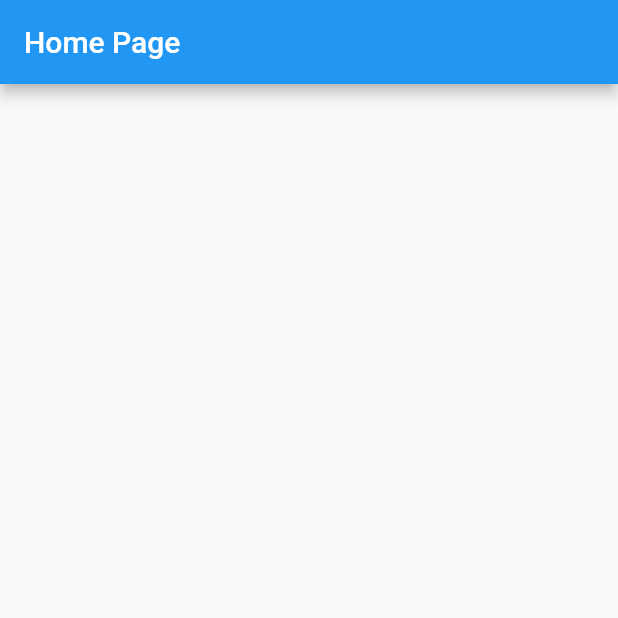
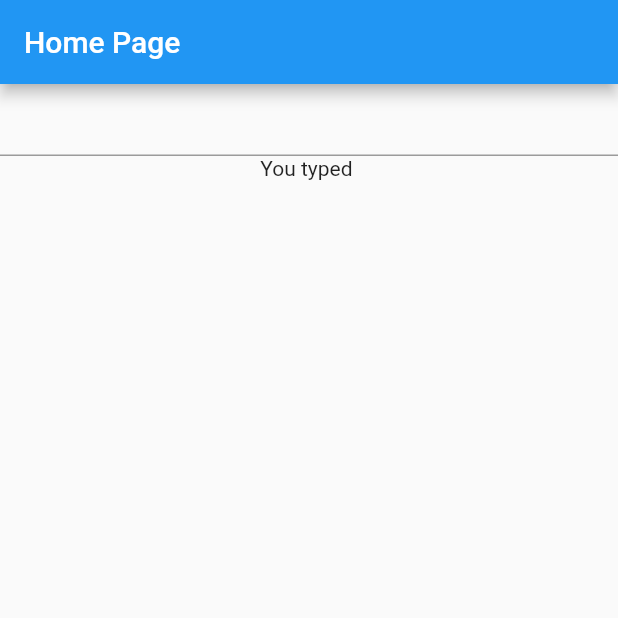
Before and after one commit to thanh-cao/flutter-hooks-examples, a Flutter app: the first screen one second after launch, on a phone screen of 412 x 824 dp, the top half of it. Run offline on Flutter 3.47's test engine with Material 2 defaults, Android fonts, the phone set to English and light mode, and no system bars; our stand-ins replace flutter_hooks.

Commit message:
hook for text editing controller

```diff
--- a/lib/main.dart
+++ b/lib/main.dart
@@ -21,24 +21,38 @@ class MyApp extends StatelessWidget {
   }
 }
 
-// a simple Stream of string data which gets a new time every 1 second
-Stream<String> getTime() => Stream.periodic(
-      const Duration(seconds: 1),
-      (_) => DateTime.now().toIso8601String(),
-    );
-
 class HomePage extends HookWidget {
-  // is stateless widget with states
   const HomePage({Key? key}) : super(key: key);
 
   @override
   Widget build(BuildContext context) {
-    // this is a Stream hook which returns an AsyncSnapshot of a type.
-    //Snapshot has methods like hasData() or data variable
-    final dateTime = useStream(getTime());
+    final controller = useTextEditingController();
+    final text = useState('');
+    // the useEffect function will be called everytime there is a hot reload
+    // so we need to give a key to this useEffect to tell it that if the key is
+    // the same, don't call this effect again
+    useEffect(
+      () {
+        controller.addListener(() {
+          text.value = controller.text;
+        });
+        return null;
+      },
+      [controller], // controller here is the key to identify this effect
+    );
+
     return Scaffold(
-        appBar: AppBar(
-      title: Text(dateTime.data ?? 'Home Page'), // .data is from snapshot
-    ));
+      appBar: AppBar(
+        title: const Text('Home Page'),
+      ),
+      body: Column(
+        children: [
+          TextField(
+            controller: controller,
+          ),
+          Text('You typed ${text.value}'),
+        ],
+      ),
+    );
   }
 }
--- /dev/null
+++ b/lib/usestream_hook.dart
@@ -0,0 +1,44 @@
+import 'package:flutter/material.dart';
+import 'package:flutter_hooks/flutter_hooks.dart';
+
+void main() {
+  runApp(const MyApp());
+}
+
+class MyApp extends StatelessWidget {
+  const MyApp({Key? key}) : super(key: key);
+
+  // This widget is the root of your application.
+  @override
+  Widget build(BuildContext context) {
+    return MaterialApp(
+      title: 'Flutter Demo',
+      theme: ThemeData(
+        primarySwatch: Colors.blue,
+      ),
+      home: const HomePage(),
+    );
+  }
+}
+
+// a simple Stream of string data which gets a new time every 1 second
+Stream<String> getTime() => Stream.periodic(
+      const Duration(seconds: 1),
+      (_) => DateTime.now().toIso8601String(),
+    );
+
+class HomePage extends HookWidget {
+  // is stateless widget with states
+  const HomePage({Key? key}) : super(key: key);
+
+  @override
+  Widget build(BuildContext context) {
+    // this is a Stream hook which returns an AsyncSnapshot of a type.
+    //Snapshot has methods like hasData() or data variable
+    final dateTime = useStream(getTime());
+    return Scaffold(
+        appBar: AppBar(
+      title: Text(dateTime.data ?? 'Home Page'), // .data is from snapshot
+    ));
+  }
+}
```
